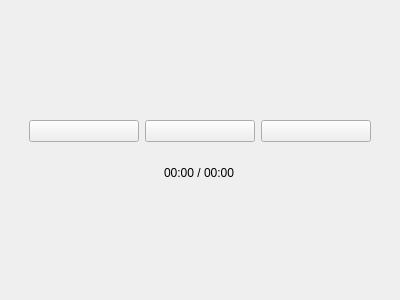
This is TP2/Synthesis/Program/GUIs/Player_GUI/Player.ui in AlanVek/ASSD as Qt 5 draws it before an edit. The edited form follows.
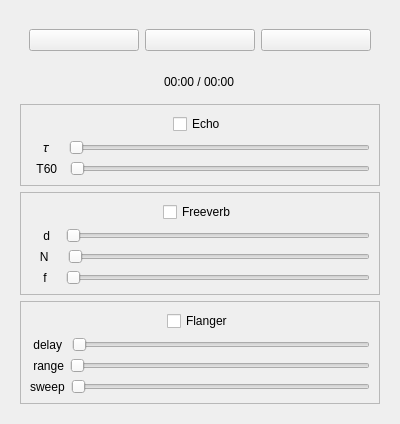
This is the edited form.

Diff of the .ui file:
```diff
--- a/TP2/Synthesis/Program/GUIs/Player_GUI/Player.ui
+++ b/TP2/Synthesis/Program/GUIs/Player_GUI/Player.ui
@@ -7,7 +7,7 @@
     <x>0</x>
     <y>0</y>
     <width>400</width>
-    <height>300</height>
+    <height>344</height>
    </rect>
   </property>
   <property name="windowTitle">
@@ -57,6 +57,243 @@
         </layout>
        </widget>
       </item>
+      <item>
+       <widget class="QFrame" name="echo_frame">
+        <property name="frameShape">
+         <enum>QFrame::StyledPanel</enum>
+        </property>
+        <layout class="QVBoxLayout" name="echo_layout">
+         <item alignment="Qt::AlignHCenter">
+          <widget class="QCheckBox" name="echo_check">
+           <property name="text">
+            <string>Echo</string>
+           </property>
+          </widget>
+         </item>
+         <item>
+          <layout class="QHBoxLayout" name="tau_layout">
+           <item alignment="Qt::AlignHCenter">
+            <widget class="QLabel" name="tau_label">
+             <property name="text">
+              <string>    𝜏    </string>
+             </property>
+            </widget>
+           </item>
+           <item>
+            <widget class="QSlider" name="tau_slider">
+             <property name="minimum">
+              <number>50</number>
+             </property>
+             <property name="maximum">
+              <number>130</number>
+             </property>
+             <property name="orientation">
+              <enum>Qt::Horizontal</enum>
+             </property>
+            </widget>
+           </item>
+          </layout>
+         </item>
+         <item>
+          <layout class="QHBoxLayout" name="t60_layout">
+           <item alignment="Qt::AlignHCenter">
+            <widget class="QLabel" name="t60_label">
+             <property name="text">
+              <string>  T60  </string>
+             </property>
+            </widget>
+           </item>
+           <item>
+            <widget class="QSlider" name="t60_slider">
+             <property name="minimum">
+              <number>1</number>
+             </property>
+             <property name="maximum">
+              <number>4</number>
+             </property>
+             <property name="orientation">
+              <enum>Qt::Horizontal</enum>
+             </property>
+            </widget>
+           </item>
+          </layout>
+         </item>
+        </layout>
+       </widget>
+      </item>
+      <item>
+       <widget class="QFrame" name="freeverb_frame">
+        <property name="frameShape">
+         <enum>QFrame::StyledPanel</enum>
+        </property>
+        <layout class="QVBoxLayout" name="freeverb_layout">
+         <item alignment="Qt::AlignHCenter">
+          <widget class="QCheckBox" name="freeverb_check">
+           <property name="text">
+            <string>Freeverb</string>
+           </property>
+          </widget>
+         </item>
+         <item>
+          <layout class="QHBoxLayout" name="d_layout">
+           <item>
+            <widget class="QLabel" name="d_label">
+             <property name="text">
+              <string>    d   </string>
+             </property>
+            </widget>
+           </item>
+           <item>
+            <widget class="QSlider" name="d_slider">
+             <property name="minimum">
+              <number>5</number>
+             </property>
+             <property name="maximum">
+              <number>50</number>
+             </property>
+             <property name="orientation">
+              <enum>Qt::Horizontal</enum>
+             </property>
+            </widget>
+           </item>
+          </layout>
+         </item>
+         <item>
+          <layout class="QHBoxLayout" name="N_layout">
+           <item>
+            <widget class="QLabel" name="N_label">
+             <property name="text">
+              <string>   N    </string>
+             </property>
+            </widget>
+           </item>
+           <item>
+            <widget class="QSlider" name="N_slider">
+             <property name="minimum">
+              <number>1000</number>
+             </property>
+             <property name="maximum">
+              <number>3000</number>
+             </property>
+             <property name="orientation">
+              <enum>Qt::Horizontal</enum>
+             </property>
+            </widget>
+           </item>
+          </layout>
+         </item>
+         <item>
+          <layout class="QHBoxLayout" name="f_layout">
+           <item>
+            <widget class="QLabel" name="f_label">
+             <property name="text">
+              <string>    f    </string>
+             </property>
+            </widget>
+           </item>
+           <item>
+            <widget class="QSlider" name="f_slider">
+             <property name="minimum">
+              <number>50</number>
+             </property>
+             <property name="orientation">
+              <enum>Qt::Horizontal</enum>
+             </property>
+            </widget>
+           </item>
+          </layout>
+         </item>
+        </layout>
+       </widget>
+      </item>
+      <item>
+       <widget class="QFrame" name="flanger_frame">
+        <property name="frameShape">
+         <enum>QFrame::StyledPanel</enum>
+        </property>
+        <layout class="QVBoxLayout" name="verticalLayout_3">
+         <item alignment="Qt::AlignHCenter">
+          <widget class="QCheckBox" name="flanger_check">
+           <property name="text">
+            <string>Flanger</string>
+           </property>
+          </widget>
+         </item>
+         <item>
+          <layout class="QHBoxLayout" name="delay_layout">
+           <item>
+            <widget class="QLabel" name="delay_label">
+             <property name="text">
+              <string> delay </string>
+             </property>
+            </widget>
+           </item>
+           <item>
+            <widget class="QSlider" name="delay_slider">
+             <property name="minimum">
+              <number>1</number>
+             </property>
+             <property name="maximum">
+              <number>10</number>
+             </property>
+             <property name="orientation">
+              <enum>Qt::Horizontal</enum>
+             </property>
+            </widget>
+           </item>
+          </layout>
+         </item>
+         <item>
+          <layout class="QHBoxLayout" name="range_layout">
+           <item>
+            <widget class="QLabel" name="range_label">
+             <property name="text">
+              <string> range</string>
+             </property>
+            </widget>
+           </item>
+           <item>
+            <widget class="QSlider" name="range_slider">
+             <property name="minimum">
+              <number>1</number>
+             </property>
+             <property name="maximum">
+              <number>100</number>
+             </property>
+             <property name="orientation">
+              <enum>Qt::Horizontal</enum>
+             </property>
+            </widget>
+           </item>
+          </layout>
+         </item>
+         <item>
+          <layout class="QHBoxLayout" name="sweep_layout">
+           <item>
+            <widget class="QLabel" name="sweep_label">
+             <property name="text">
+              <string>sweep</string>
+             </property>
+            </widget>
+           </item>
+           <item>
+            <widget class="QSlider" name="sweep_slider">
+             <property name="minimum">
+              <number>1</number>
+             </property>
+             <property name="maximum">
+              <number>100</number>
+             </property>
+             <property name="orientation">
+              <enum>Qt::Horizontal</enum>
+             </property>
+            </widget>
+           </item>
+          </layout>
+         </item>
+        </layout>
+       </widget>
+      </item>
      </layout>
     </widget>
    </item>
```
